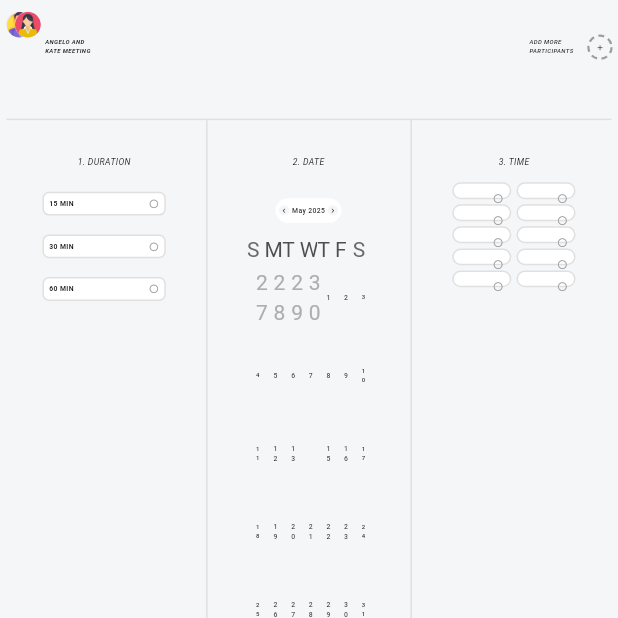
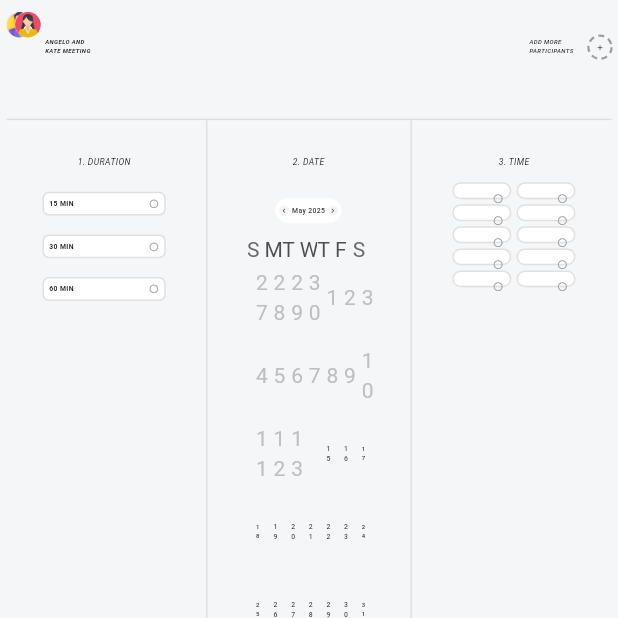
Before and after one commit to umairhassan003/meeting_scheduler, a Flutter app: the screen it shows after launch, on a phone screen of 412 x 824 dp, the top half of it. Run offline on Flutter 3.47's test engine with Material 3 defaults, Android fonts, the light colour scheme and no system bars; drawn by our look-alikes of dotted_border, table_calendar; our stand-ins replace flutter_screenutil, google_fonts.

Commit message:
added calander navigation for upcomming 90 days

```diff
--- a/lib/ui/widgets/booking_widgets/date_selection_widget.dart
+++ b/lib/ui/widgets/booking_widgets/date_selection_widget.dart
@@ -12,45 +12,54 @@ class DateSelectionWidget extends StatelessWidget {
 
   @override
   Widget build(BuildContext context) {
+    final DateTime now = DateTime.now();
+    final DateTime firstDay = DateTime(now.year, now.month);
+    final DateTime lastDay =
+        DateTime(now.year, now.month, now.day + 90); // end of 3rd month
     return Consumer<HomeProvider>(
       builder: (context, provider, child) => Expanded(
         child: Padding(
           padding: const EdgeInsets.all(24.0),
           child: Column(
             crossAxisAlignment: CrossAxisAlignment.center,
-                  mainAxisAlignment: MainAxisAlignment.start,
             children: [
-                    // Widget title
               Text(
                 Resources.dateTitle,
                 style: TextStyle(
                   fontWeight: FontWeight.w400,
                   fontSize: 20.sp,
                   color: Colors.black,
-                          fontStyle: FontStyle.italic),
+                  fontStyle: FontStyle.italic,
+                ),
               ),
               const SizedBox(height: 12),
-
-                    // Calander Widget
               Expanded(
                 child: TableCalendar(
-                          firstDay: DateTime.now()
-                              .subtract(const Duration(days: 365)),
-                          lastDay:
-                              DateTime.now().add(const Duration(days: 365)),
-                          focusedDay: provider.focusedDay,
+                  firstDay: firstDay,
+                  lastDay: lastDay,
+                  focusedDay: provider.focusedDay.isBefore(firstDay)
+                      ? firstDay
+                      : provider.focusedDay.isAfter(lastDay)
+                          ? lastDay
+                          : provider.focusedDay,
+                  // focusedDay: provider.focusedDay,
                   selectedDayPredicate: (day) =>
                       isSameDay(provider.selectedDay, day),
                   onDaySelected: (selected, focused) {
                     provider.setDate(selected, focused);
+                  },
+                  onPageChanged: (focusedDay) {
+                    provider.setFocusedDay(focusedDay);
                   },
                   calendarStyle: CalendarStyle(
                     selectedDecoration: const BoxDecoration(
                       color: Colors.black,
                       shape: BoxShape.circle,
                     ),
-                            selectedTextStyle:
-                                TextStyle(color: Colors.white, fontSize: 12.sp),
+                    selectedTextStyle: TextStyle(
+                      color: Colors.white,
+                      fontSize: 12.sp,
+                    ),
                     todayDecoration: BoxDecoration(
                       color: Colors.grey.shade300,
                       shape: BoxShape.circle,
@@ -58,24 +67,31 @@ class DateSelectionWidget extends StatelessWidget {
                     weekendTextStyle: TextStyle(
                       color: Colors.black,
                       fontSize: 14.sp,
-                                fontWeight: FontWeight.w500),
+                      fontWeight: FontWeight.w500,
+                    ),
                     defaultTextStyle: TextStyle(
                       color: Colors.black87,
                       fontSize: 16.sp,
-                                fontWeight: FontWeight.w500),
+                      fontWeight: FontWeight.w500,
                     ),
-                          headerStyle: HeaderStyle(
+                  ),
+                  headerStyle: const HeaderStyle(
                     titleCentered: true,
                     formatButtonVisible: false,
                     leftChevronVisible: false,
                     rightChevronVisible: false,
-                            titleTextStyle: TextStyle(
-                                fontSize: 16.sp, fontWeight: FontWeight.w500),
                   ),
+                  enabledDayPredicate: (day) {
+                    final now = DateTime.now();
+                    final maxDate = now.add(const Duration(days: 90));
+                    return day.isAfter(now.subtract(const Duration(days: 1))) &&
+                        day.isBefore(maxDate.add(const Duration(days: 1)));
+                  },
                   calendarBuilders: CalendarBuilders(
                     headerTitleBuilder: (context, day) {
-                              final title = DateFormat.yMMMM()
-                                  .format(day); // e.g. "May 2025"
+                      final now = DateTime.now();
+                      final maxDay = now.add(const Duration(days: 90));
+                      final title = DateFormat.yMMMM().format(day);
 
                       return Center(
                         child: Container(
@@ -88,20 +104,28 @@ class DateSelectionWidget extends StatelessWidget {
                           child: Row(
                             mainAxisSize: MainAxisSize.min,
                             children: [
-                                      // Left icon with gray background
-                                      Container(
-                                        padding: EdgeInsets.all(2.r), //
+                              // Left Arrow
+                              GestureDetector(
+                                onTap: () {
+                                  final prevMonth = provider.getAdjustedMonth(
+                                      provider.focusedDay, -1);
+                                  if (!prevMonth.isBefore(
+                                      DateTime(now.year, now.month))) {
+                                    provider.setFocusedDay(prevMonth);
+                                  }
+                                },
+                                child: Container(
+                                  padding: EdgeInsets.all(2.r),
                                   decoration: BoxDecoration(
                                     color: Colors.grey[100],
                                     shape: BoxShape.circle,
                                   ),
-                                        child: GestureDetector(
-                                          onTap: () {},
                                   child: Icon(Icons.chevron_left,
                                       size: 20.r, color: Colors.black),
                                 ),
                               ),
                               SizedBox(width: 6.w),
+
                               // Title
                               Text(
                                 title,
@@ -112,15 +136,23 @@ class DateSelectionWidget extends StatelessWidget {
                                 ),
                               ),
                               SizedBox(width: 6.w),
-                                      // Right icon with gray background
-                                      Container(
+
+                              // Right Arrow
+                              GestureDetector(
+                                onTap: () {
+                                  final nextMonth = provider.getAdjustedMonth(
+                                      provider.focusedDay, 1);
+                                  if (!nextMonth.isAfter(
+                                      DateTime(maxDay.year, maxDay.month))) {
+                                    provider.setFocusedDay(nextMonth);
+                                  }
+                                },
+                                child: Container(
                                   padding: EdgeInsets.all(2.r),
                                   decoration: BoxDecoration(
                                     color: Colors.grey[100],
                                     shape: BoxShape.circle,
                                   ),
-                                        child: GestureDetector(
-                                          onTap: () {},
                                   child: Icon(Icons.chevron_right,
                                       size: 20.r, color: Colors.black),
                                 ),
@@ -130,11 +162,13 @@ class DateSelectionWidget extends StatelessWidget {
                         ),
                       );
                     },
-                          )),
+                  ),
+                ),
               ),
             ],
           ),
         ),
-            ));
+      ),
+    );
   }
 }
```
Also changed, not shown: lib/provider/home_provider.dart (+23 -0 lines). Lines whose indentation alone changed are shown as unchanged.
